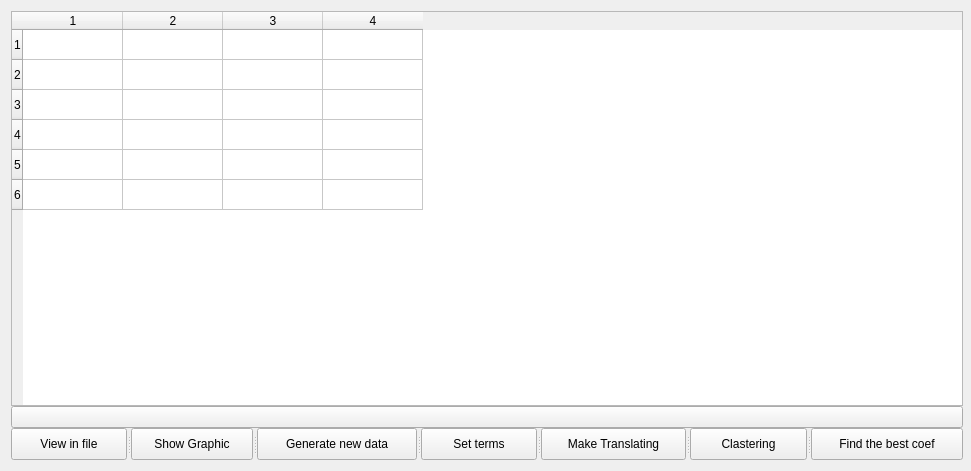
Qt form windows/ui/database_window.ui (AverinDS/studyQt5) before a commit.
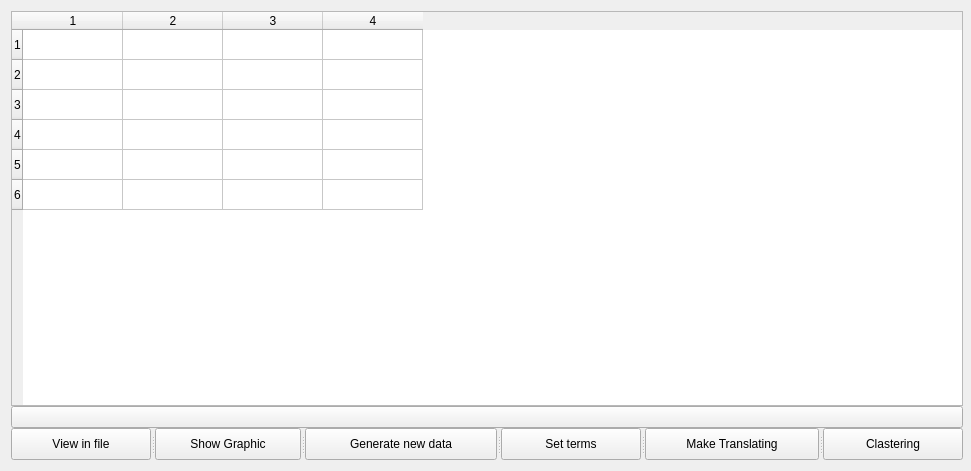
The same form after that commit. Icons and pictures are not drawn.

Patch:
```diff
--- a/windows/ui/database_window.ui
+++ b/windows/ui/database_window.ui
@@ -159,11 +159,6 @@
          <string>Clastering</string>
         </property>
        </widget>
-       <widget class="QPushButton" name="buttonFindBest">
-        <property name="text">
-         <string>Find the best coef</string>
-        </property>
-       </widget>
       </widget>
      </item>
     </layout>
```
